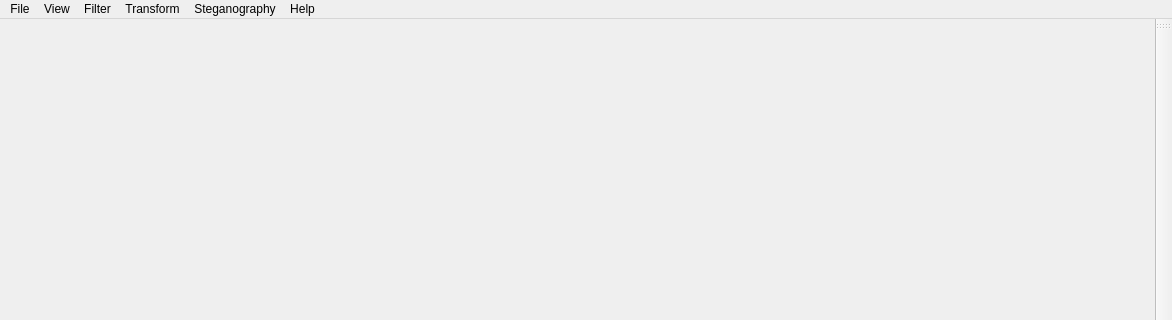
Before: the Qt Designer form BMPEditor/mainwindow.ui in 0xMartin/BMPEditor, drawn with Qt 5; both pictures show x 0 to 1172 and y 0 to 320 of the 1172 by 740 pixel window.
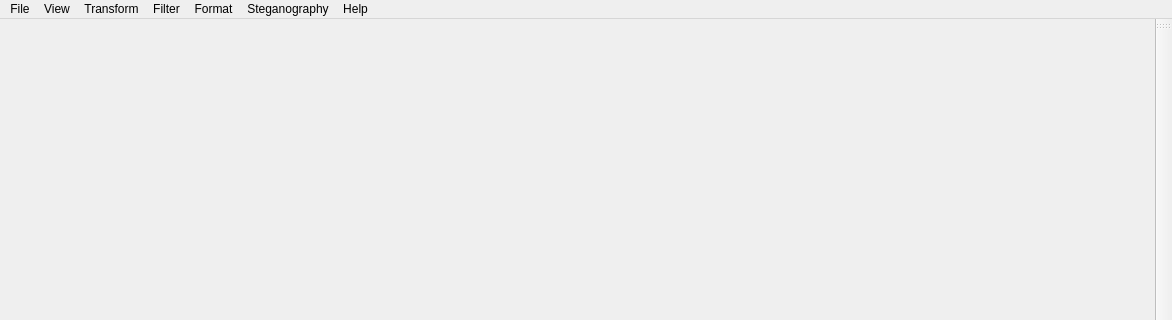
After: the same form once the commit is applied. Icons and pictures are not drawn.

Diff of the .ui file:
```diff
--- a/BMPEditor/mainwindow.ui
+++ b/BMPEditor/mainwindow.ui
@@ -77,10 +77,20 @@
     </property>
     <addaction name="actionAbout"/>
    </widget>
+   <widget class="QMenu" name="menuFormat">
+    <property name="title">
+     <string>Format</string>
+    </property>
+    <addaction name="actionConvert_to_1b_BMP"/>
+    <addaction name="actionConvert_to_4b_BMP"/>
+    <addaction name="actionConvert_to_8b_BMP"/>
+    <addaction name="actionConvert_to_24b_BMP"/>
+   </widget>
    <addaction name="menuFile"/>
    <addaction name="menuView"/>
-   <addaction name="menuFilter"/>
    <addaction name="menuTransform"/>
+   <addaction name="menuFilter"/>
+   <addaction name="menuFormat"/>
    <addaction name="menuSteganography"/>
    <addaction name="menuHelp"/>
   </widget>
```
Left out of the diff: 20 changed lines with no effect on the pictures.
